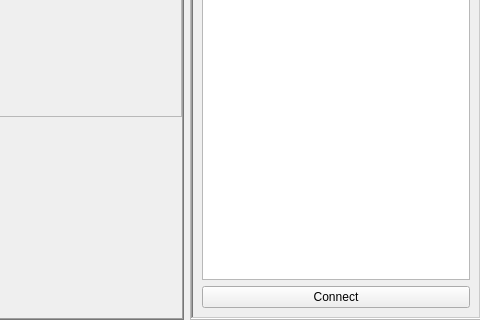
Before: the Qt Designer form widgets/temperature/gui.ui in JeremyQO/GUI-Experiment, drawn with Qt 5; both pictures show x 828 to 1308 and y 433 to 753 of the 1308 by 753 pixel window.
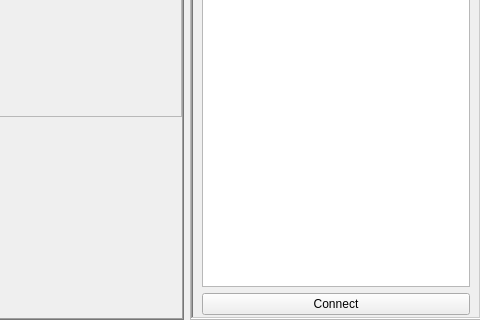
After: the same form once the commit is applied.

```diff
--- a/widgets/temperature/gui.ui
+++ b/widgets/temperature/gui.ui
@@ -180,6 +180,9 @@
          <enum>QFrame::Sunken</enum>
         </property>
         <layout class="QVBoxLayout" name="verticalLayout">
+         <property name="bottomMargin">
+          <number>2</number>
+         </property>
          <item>
           <widget class="QFrame" name="frame_4">
            <property name="maximumSize">
```
